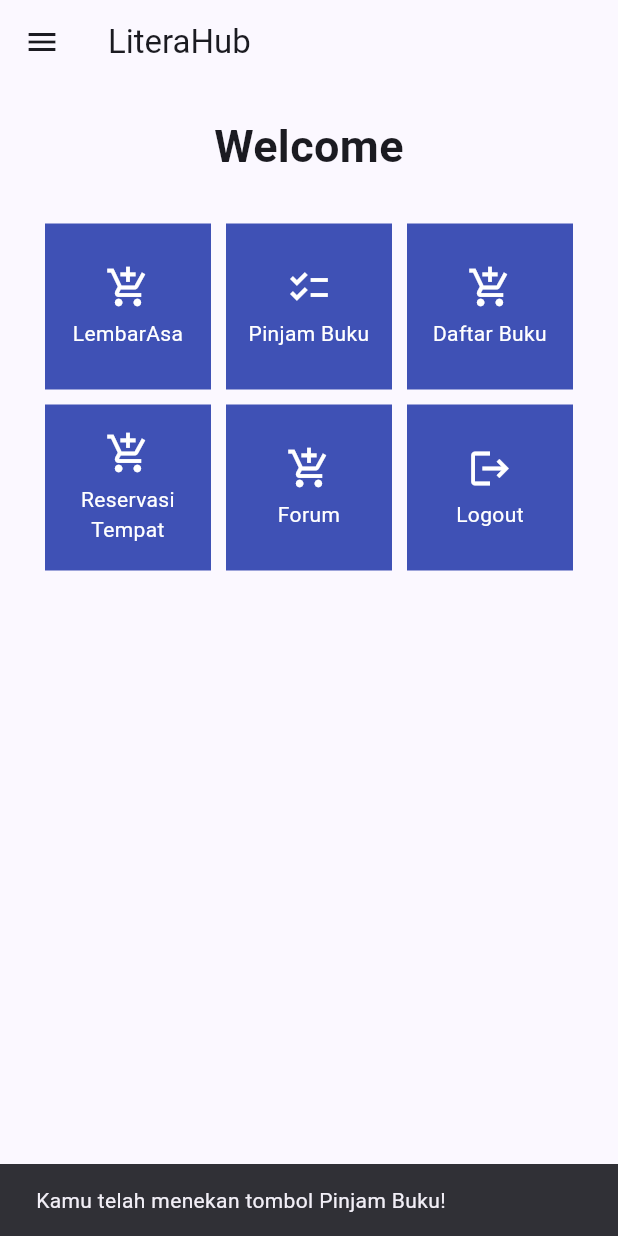
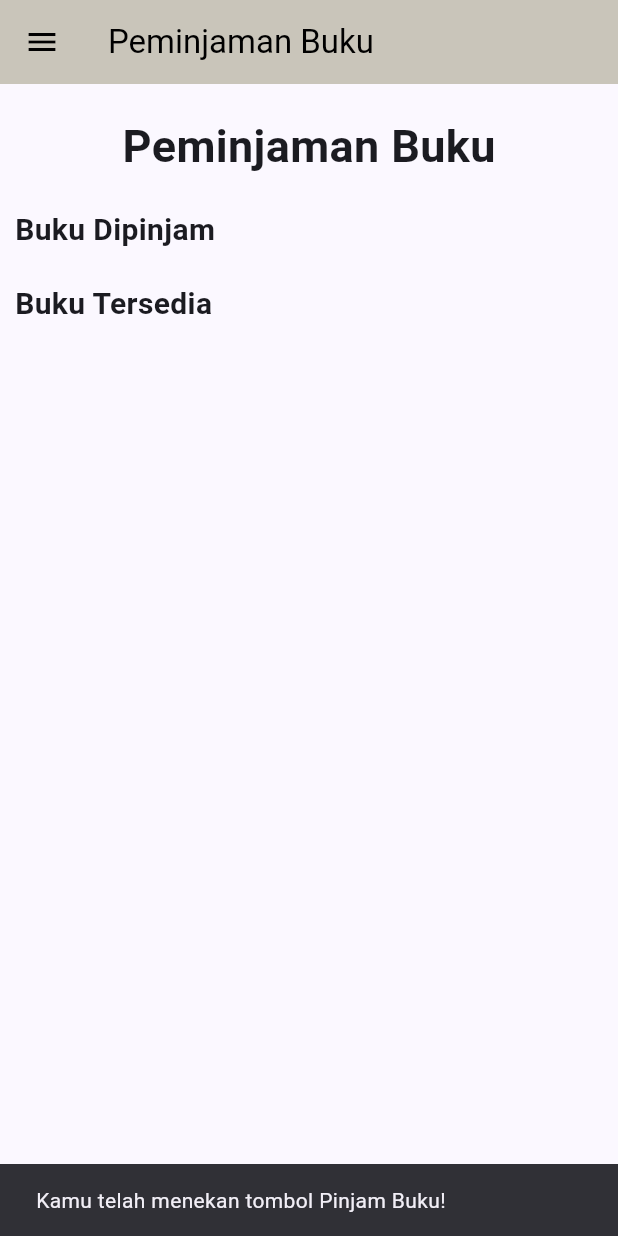
Before and after one commit to LiteraHub/LiteraHub-Mobile, a Flutter app: the LeftDrawer widget shown alone on an empty page, opened directly, after a tap on "Halaman Utama", after a tap on "Pinjam Buku", on a phone screen of 412 x 824 dp. Run offline on Flutter 3.47's test engine with Material 3 defaults, Android fonts, the phone set to English and light mode, and no system bars; missing offline and left inert: pbp_django_auth.

Commit message:
Modul Peminjaman

```diff
--- /dev/null
+++ b/lib/models/buku.dart
@@ -0,0 +1,89 @@
+// To parse this JSON data, do
+//
+//     final buku = bukuFromJson(jsonString);
+
+import 'dart:convert';
+
+List<Buku> bukuFromJson(String str) => List<Buku>.from(json.decode(str).map((x) => Buku.fromJson(x)));
+
+String bukuToJson(List<Buku> data) => json.encode(List<dynamic>.from(data.map((x) => x.toJson())));
+
+class Buku {
+    Model model;
+    int pk;
+    Fields fields;
+
+    Buku({
+        required this.model,
+        required this.pk,
+        required this.fields,
+    });
+
+    factory Buku.fromJson(Map<String, dynamic> json) => Buku(
+        model: modelValues.map[json["model"]]!,
+        pk: json["pk"],
+        fields: Fields.fromJson(json["fields"]),
+    );
+
+    Map<String, dynamic> toJson() => {
+        "model": modelValues.reverse[model],
+        "pk": pk,
+        "fields": fields.toJson(),
+    };
+}
+
+class Fields {
+    String isbn;
+    String title;
+    String author;
+    int year;
+    String img;
+    bool isReady;
+
+    Fields({
+        required this.isbn,
+        required this.title,
+        required this.author,
+        required this.year,
+        required this.img,
+        required this.isReady,
+    });
+
+    factory Fields.fromJson(Map<String, dynamic> json) => Fields(
+        isbn: json["isbn"],
+        title: json["title"],
+        author: json["author"],
+        year: json["year"],
+        img: json["img"],
+        isReady: json["is_ready"],
+    );
+
+    Map<String, dynamic> toJson() => {
+        "isbn": isbn,
+        "title": title,
+        "author": author,
+        "year": year,
+        "img": img,
+        "is_ready": isReady,
+    };
+}
+
+enum Model {
+    BUKU_BUKU
+}
+
+final modelValues = EnumValues({
+    "buku.buku": Model.BUKU_BUKU
+});
+
+class EnumValues<T> {
+    Map<String, T> map;
+    late Map<T, String> reverseMap;
+
+    EnumValues(this.map);
+
+    Map<T, String> get reverse {
+        reverseMap = map.map((k, v) => MapEntry(v, k));
+        return reverseMap;
+    }
+}
--- /dev/null
+++ b/lib/models/peminjaman_buku.dart
@@ -0,0 +1,77 @@
+// To parse this JSON data, do
+//
+//     final peminjamanBuku = peminjamanBukuFromJson(jsonString);
+
+import 'dart:convert';
+
+List<PeminjamanBuku> peminjamanBukuFromJson(String str) => List<PeminjamanBuku>.from(json.decode(str).map((x) => PeminjamanBuku.fromJson(x)));
+
+String peminjamanBukuToJson(List<PeminjamanBuku> data) => json.encode(List<dynamic>.from(data.map((x) => x.toJson())));
+
+class PeminjamanBuku {
+    String model;
+    int pk;
+    Fields fields;
+
+    PeminjamanBuku({
+        required this.model,
+        required this.pk,
+        required this.fields,
+    });
+
+    factory PeminjamanBuku.fromJson(Map<String, dynamic> json) => PeminjamanBuku(
+        model: json["model"],
+        pk: json["pk"],
+        fields: Fields.fromJson(json["fields"]),
+    );
+
+    Map<String, dynamic> toJson() => {
+        "model": model,
+        "pk": pk,
+        "fields": fields.toJson(),
+    };
+}
+
+class Fields {
+    int user;
+    int buku;
+    String nama;
+    DateTime tanggalPeminjaman;
+    DateTime tanggalPengembalian;
+    bool isDikembalikan;
+    String gambarBuku;
+    String title;
+
+    Fields({
+        required this.user,
+        required this.buku,
+        required this.nama,
+        required this.tanggalPeminjaman,
+        required this.tanggalPengembalian,
+        required this.isDikembalikan,
+        required this.gambarBuku,
+        required this.title,
+    });
+
+    factory Fields.fromJson(Map<String, dynamic> json) => Fields(
+        user: json["user"],
+        buku: json["buku"],
+        nama: json["nama"],
+        tanggalPeminjaman: DateTime.parse(json["tanggal_peminjaman"]),
+        tanggalPengembalian: DateTime.parse(json["tanggal_pengembalian"]),
+        isDikembalikan: json["is_dikembalikan"],
+        gambarBuku: json["gambarBuku"],
+        title: json["title"],
+    );
+
+    Map<String, dynamic> toJson() => {
+        "user": user,
+        "buku": buku,
+        "nama": nama,
+        "tanggal_peminjaman": "${tanggalPeminjaman.year.toString().padLeft(4, '0')}-${tanggalPeminjaman.month.toString().padLeft(2, '0')}-${tanggalPeminjaman.day.toString().padLeft(2, '0')}",
+        "tanggal_pengembalian": "${tanggalPengembalian.year.toString().padLeft(4, '0')}-${tanggalPengembalian.month.toString().padLeft(2, '0')}-${tanggalPengembalian.day.toString().padLeft(2, '0')}",
+        "is_dikembalikan": isDikembalikan,
+        "gambarBuku": gambarBuku,
+        "title": title,
+    };
+}
--- a/lib/screens/login.dart
+++ b/lib/screens/login.dart
@@ -71,7 +71,7 @@ class _LoginPageState extends State<LoginPage> {
                 // Untuk menyambungkan Android emulator dengan Django pada localhost,
                 // gunakan URL http://10.0.2.2/
                 final response =
-                    await request.login("https://literahub-e08-tk.pbp.cs.ui.ac.id/auth/login/", {
+                    await request.login("http://127.0.0.1:8000/auth/login/", {
                   'username': username,
                   'password': password,
                 });
--- /dev/null
+++ b/lib/screens/peminjamanbuku/peminjamanbuku_page.dart
@@ -0,0 +1,68 @@
+import 'package:flutter/material.dart';
+import 'package:literahub/widgets/left_drawer.dart';
+
+class PeminjamanBukuPage extends StatelessWidget {
+  PeminjamanBukuPage({Key? key}) : super(key: key);
+
+  @override
+  Widget build(BuildContext context) {
+    return Scaffold(
+      appBar: AppBar(
+        title: const Text(
+          'Peminjaman Buku',
+        ),
+        backgroundColor: const Color(0xFFC9C5BA),
+        foregroundColor: Colors.black,
+      ),
+      drawer: const LeftDrawer(),
+      body: const SingleChildScrollView(
+        child: Padding(
+          padding: EdgeInsets.all(10.0),
+          child: Column(
+            crossAxisAlignment: CrossAxisAlignment.center,
+            children: <Widget>[
+              Padding(
+                padding: EdgeInsets.only(top: 10.0, bottom: 10.0),
+                child: Text(
+                  'Peminjaman Buku',
+                  style: TextStyle(
+                    fontSize: 30,
+                    fontWeight: FontWeight.bold,
+                  ),
+                ),
+              ),
+              Padding(
+                padding: EdgeInsets.only(top: 10.0, bottom: 10.0),
+                child: Align(
+                  alignment: Alignment.centerLeft,
+                  child: Text(
+                    'Buku Dipinjam',
+                    style: TextStyle(
+                      fontSize: 20,
+                      fontWeight: FontWeight.bold,
+                    ),
+                  ),
+                ),
+              ),
+              // TODO: Tambahkan widget untuk menampilkan buku yang dipinjam di sini
+              Padding(
+                padding: EdgeInsets.only(top: 10.0, bottom: 10.0),
+                child: Align(
+                  alignment: Alignment.centerLeft,
+                  child: Text(
+                    'Buku Tersedia',
+                    style: TextStyle(
+                      fontSize: 20,
+                      fontWeight: FontWeight.bold,
+                    ),
+                  ),
+                ),
+              ),
+              // TODO: Tambahkan widget untuk menampilkan buku yang tersedia di sini
+            ],
+          ),
+        ),
+      ),
+    );
+  }
+}
--- a/lib/screens/register.dart
+++ b/lib/screens/register.dart
@@ -82,7 +82,7 @@ class _RegisterPage extends State<RegisterPage> {
                   "repassword": repassword,
                 });
                 final response = await request.postJson(
-                    "https://literahub-e08-tk.pbp.cs.ui.ac.id/auth/register/", data);
+                    "http://127.0.0.1:8000/auth/register/", data);
                 bool success = response['status'];
                 if (success) {
                   String message = response['message'];
--- a/lib/widgets/left_drawer.dart
+++ b/lib/widgets/left_drawer.dart
@@ -1,5 +1,6 @@
 import 'package:flutter/material.dart';
 import 'package:literahub/screens/menu.dart';
+import 'package:literahub/screens/peminjamanbuku/peminjamanbuku_page.dart';
 
 class LeftDrawer extends StatelessWidget {
   const LeftDrawer({super.key});
@@ -65,18 +66,18 @@ class LeftDrawer extends StatelessWidget {
             leading: const Icon(Icons.add_shopping_cart),
             title: const Text('Pinjam Buku'),
             // Bagian redirection ke Pinjam Buku
-            // onTap: () {
-            //   // Routing ke InventoriFormPage,
-            //   Navigator.push(
-            //       context,
-            //       MaterialPageRoute(
-            //         builder: (context) => InventoriFormPage(),
-            //       ));
-            // },
+            onTap: () {
+              // Routing ke InventoriFormPage,
+              Navigator.pushReplacement(
+                  context,
+                  MaterialPageRoute(
+                    builder: (context) => PeminjamanBukuPage(),
+                  ));
+            },
           ),
           ListTile(
-            leading: const Icon(Icons.add_shopping_cart),
-            title: const Text('Daftar Buku'),
+            leading: Icon(Icons.add_shopping_cart),
+            title: Text('Daftar Buku'),
             // Bagian redirection ke Daftar Buku
             // onTap: () {
             //   // Routing ke InventoriFormPage,
@@ -88,8 +89,8 @@ class LeftDrawer extends StatelessWidget {
             // },
           ),
           ListTile(
-            leading: const Icon(Icons.add_shopping_cart),
-            title: const Text('Reservasi Tempat'),
+            leading: Icon(Icons.add_shopping_cart),
+            title: Text('Reservasi Tempat'),
             // Bagian redirection ke Reservasi Tempat
             // onTap: () {
             //   // Routing ke InventoriFormPage,
@@ -101,8 +102,8 @@ class LeftDrawer extends StatelessWidget {
             // },
           ),
           ListTile(
-            leading: const Icon(Icons.add_shopping_cart),
-            title: const Text('Forum'),
+            leading: Icon(Icons.add_shopping_cart),
+            title: Text('Forum'),
             // Bagian redirection ke Forum
             // onTap: () {
             //   // Routing ke InventoriFormPage,
@@ -114,8 +115,8 @@ class LeftDrawer extends StatelessWidget {
             // },
           ),
           ListTile(
-            leading: const Icon(Icons.add_shopping_cart),
-            title: const Text('Logout'),
+            leading: Icon(Icons.add_shopping_cart),
+            title: Text('Logout'),
             // Bagian redirection ke Logout
             // onTap: () {
             //   // Routing ke InventoriFormPage,
--- a/lib/widgets/shop_card.dart
+++ b/lib/widgets/shop_card.dart
@@ -1,5 +1,6 @@
 import 'package:flutter/material.dart';
 import 'package:literahub/screens/login.dart';
+import 'package:literahub/screens/peminjamanbuku/peminjamanbuku_page.dart';
 import 'package:pbp_django_auth/pbp_django_auth.dart';
 import 'package:provider/provider.dart';
 
@@ -30,7 +31,7 @@ class ShopCard extends StatelessWidget {
                 content: Text("Kamu telah menekan tombol ${item.name}!")));
           if (item.name == "Logout") {
             final response =
-                await request.logout("https://literahub-e08-tk.pbp.cs.ui.ac.id/auth/logout/");
+                await request.logout("http://127.0.0.1:8000/auth/logout/");
             String message = response["message"];
             if (response['status']) {
               String uname = response["username"];
@@ -46,6 +47,9 @@ class ShopCard extends StatelessWidget {
                 content: Text("$message"),
               ));
             }
+          } else if (item.name == "Pinjam Buku") {
+              Navigator.push(context,
+                MaterialPageRoute(builder: (context) => PeminjamanBukuPage()));
           }
         },
         child: Container(
--- a/pubspec.yaml
+++ b/pubspec.yaml
@@ -30,6 +30,7 @@ environment:
 dependencies:
   flutter:
     sdk: flutter
+  carousel_slider: ^4.0.0
 
 
   # The following adds the Cupertino Icons font to your application.
```
Also changed, not shown: lib/screens/peminjamanbuku/borrow_book.dart (added, +18 -0 lines), lib/screens/peminjamanbuku/form_peminjaman.dart (added, +20 -0 lines), lib/screens/peminjamanbuku/return_book.dart (added, +32 -0 lines), pubspec.lock, 1 other file.
